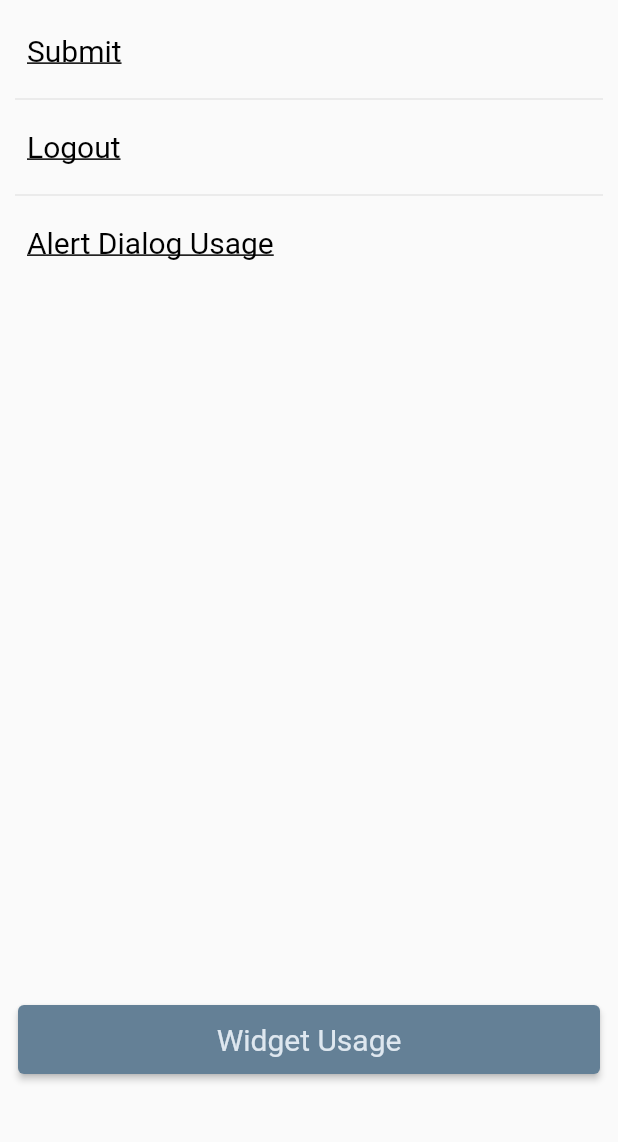
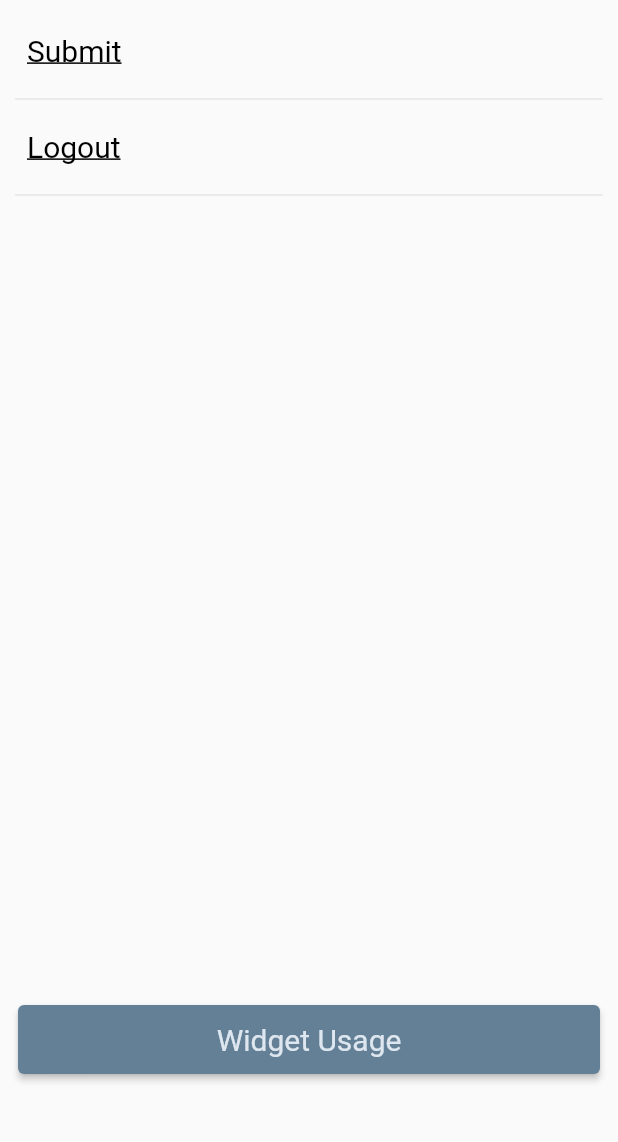
Before and after one commit to brahmikumar/vcui, a Flutter app: the AlertDialogDemo screen opened by its route, on a phone screen of 412 x 824 dp, the part 84-1226 px from its top. Run offline on Flutter 3.47's test engine with Material 2 defaults, Android fonts, the phone set to English and light mode, and no system bars; our stand-ins replace flutter_html.

```diff
--- a/lib/main.dart
+++ b/lib/main.dart
@@ -20,9 +20,6 @@ class MyApp extends StatelessWidget {
   Widget build(BuildContext context) {
     return MaterialApp(
       title: 'Validus UI',
-      /*theme: ThemeData(
-        primarySwatch: Colors.blue,
-      ),*/
       theme: AppThemeData.appThemeData(),
       initialRoute: "/",
       routes: {
--- a/lib/src/elements/screens/alert_dialog.dart
+++ b/lib/src/elements/screens/alert_dialog.dart
@@ -1,7 +1,6 @@
 import 'package:flutter/material.dart';
 import 'package:vcui/src/utils/alert_dialog_usage.dart';
 import 'package:vcui/src/utils/app_meessages.dart';
-import 'package:vcui/src/utils/getUsage.dart';
 import 'package:vcui/src/widgets/usage_bottom_navigation.dart';
 import 'package:vcui/vui/ui_components/alertDialog.dart';
 import 'package:vcui/vui/ui_components/buttons.dart';
@@ -71,7 +70,17 @@ class AlertDialogDemo extends StatelessWidget {
               ),
               const Divider(),
 
-              textButton("Alert Dialog Usage", () => getUsage("Alert Dialog", AlertDialogUsage.alertDialogUsage, context))
+              /*textButton(
+                  "Logout",
+                      () => showDialog<String>(
+                    context: context,
+                    builder: (BuildContext context) => AppAlertDialog(
+                        "Logout",
+                        Messages.logoutConfirmMsg,
+                       []
+                    ),
+                  )
+              ),*/
 
             ],
           ),
--- a/lib/src/utils/app_meessages.dart
+++ b/lib/src/utils/app_meessages.dart
@@ -5,6 +5,6 @@ class Messages{
   static const String deleteFacilityConfirmMsg = "Are you sure you want to delete facility?";
   static const String deleteFacilitySuccessMsg = "Successfully deleted facility";
 
-  static const String formSubmitConfirmMsg = "Once you submit you can't modify details";
+  static const String formSubmitConfirmMsg = "Once you submit, you can't modify details";
   static const String formSubmitSuccessMsg = "Successfully updated your details";
 }
--- a/lib/vui/ui_components/bottom_model_sheet.dart
+++ b/lib/vui/ui_components/bottom_model_sheet.dart
@@ -1,5 +1,5 @@
 import 'package:flutter/material.dart';
-import 'package:vcui/vui/ui_components/buttons.dart';
+import 'buttons.dart';
 
 class AppBottomModelSheet extends StatelessWidget {
   String title;
```
